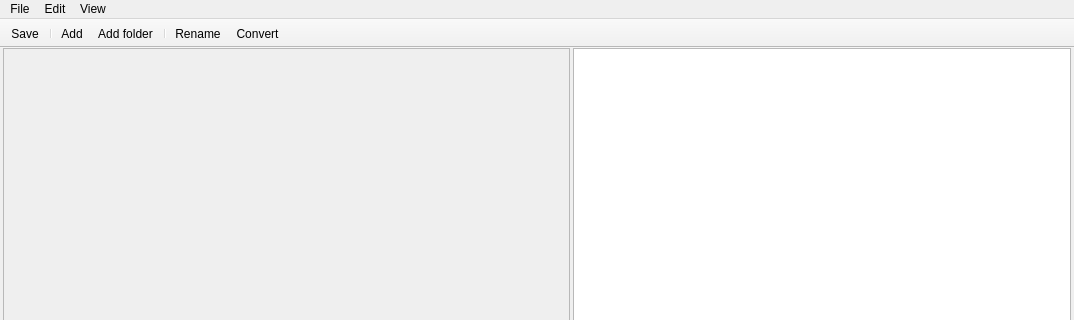
Qt form src/designer/mainwindow.ui (dnkorpushov/libro2) before a commit; both pictures show x 0 to 1074 and y 0 to 320 of the 1074 by 732 pixel window.
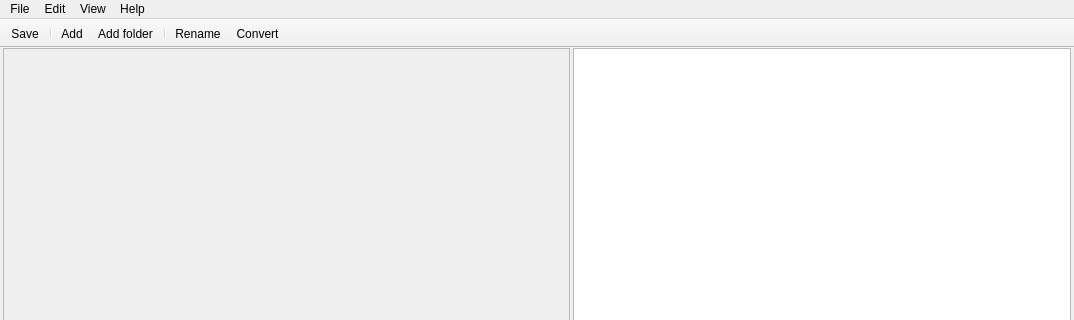
The same form after that commit. Custom widgets are drawn as their Qt base class.

Diff of the .ui file:
```diff
--- a/src/designer/mainwindow.ui
+++ b/src/designer/mainwindow.ui
@@ -227,9 +227,17 @@
     <addaction name="actionViewInfo_panel"/>
     <addaction name="actionFilter_panel"/>
    </widget>
+   <widget class="QMenu" name="menuHelp">
+    <property name="title">
+     <string>Help</string>
+    </property>
+    <addaction name="actionAbout"/>
+    <addaction name="actionAbout_Qt"/>
+   </widget>
    <addaction name="menuFile"/>
    <addaction name="menuEdit"/>
    <addaction name="menuView"/>
+   <addaction name="menuHelp"/>
   </widget>
   <widget class="QStatusBar" name="statusbar"/>
   <widget class="MainToolbar" name="toolBar">
```
Left out of the diff: 44 changed lines with no effect on the pictures.
